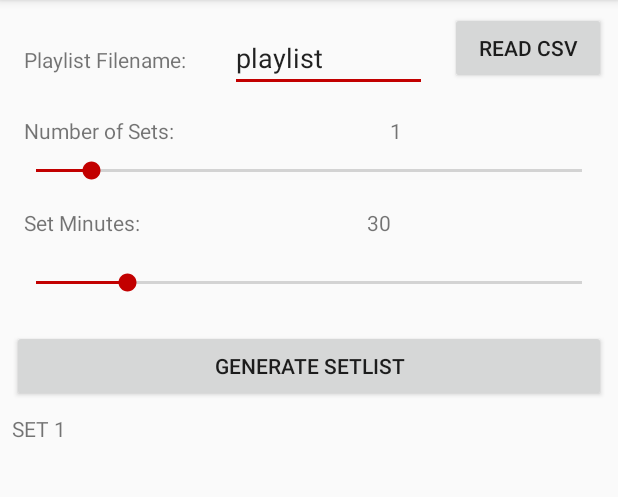
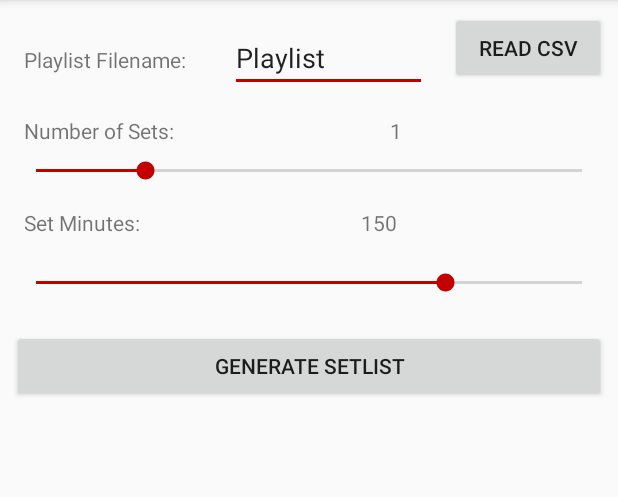
Before and after one commit to mattg9/SetListMaker, an Android app: the screen it shows after launch (MainActivity), after a tap on "GENERATE SETLIST", on a phone screen of 412 x 824 dp, the part 84-581 px from its top. Run offline under Robolectric (Android 15) with nearby library versions, the phone set to English and light mode, and no system bars; libraries missing offline, so code that uses them is left out: com.opencsv; 1 other tap on this screen came first.

Commit message:
Can create a manageable set: new criteria: - slow songs permitted in various places song minor bug fixes

```diff
--- a/app/src/main/java/app/band/runawaynation/matth/setlistmaker/MainActivity.java
+++ b/app/src/main/java/app/band/runawaynation/matth/setlistmaker/MainActivity.java
@@ -18,8 +18,9 @@ import java.util.Random;
 public class MainActivity extends AppCompatActivity {
 
     // the data
-    private ArrayList<String[]> songs = new ArrayList<>();
-    private ArrayList<List> sets = new ArrayList<>();
+    private ArrayList<String[]> data = new ArrayList<>();
+    private ArrayList<Songs> songs = new ArrayList<>();
+    private ArrayList<List<String>> sets = new ArrayList<>();
     final private String downloadFolder = "/storage/emulated/0/Download/";
 
     @Override
@@ -27,6 +28,7 @@ public class MainActivity extends AppCompatActivity {
         super.onCreate(savedInstanceState);
         setContentView(R.layout.activity_main);
 
+        // text field with output
         final TextView finalText = findViewById(R.id.finalText);
 
         // setup seek bars
@@ -57,7 +59,7 @@ public class MainActivity extends AppCompatActivity {
             @Override
             public void onProgressChanged(SeekBar seekBar, int progress,
                                           boolean fromUser) {
-                setLengthProgress.setText(String.valueOf(progress));
+                setLengthProgress.setText(String.valueOf(progress*5));
             }
 
             @Override
@@ -83,9 +85,9 @@ public class MainActivity extends AppCompatActivity {
             @Override
             public void onClick(View view) {
                 try {
-                    songs.clear();
+                    data.clear();
                     CSVReader reader = new CSVReader(new FileReader(downloadFolder + filename + ".csv"));
-                    songs = (ArrayList<String[]>) reader.readAll();
+                    data = (ArrayList<String[]>) reader.readAll();
                     Toast.makeText(MainActivity.this, R.string.successfulRead, Toast.LENGTH_SHORT).show();
                     generateSets.setEnabled(true);
                 } catch (Exception e) {
@@ -95,64 +97,69 @@ public class MainActivity extends AppCompatActivity {
             }
         });
 
-        /* SONG */
-        /*
-            [0] - title
-            [1] - band
-            [2] - time (int)
-            [3] - type of song (slow or upbeat)
-        */
-        // remove is to stop duplicates
-        // stop back to back bands!
-
-        // TODO stop 3 slow songs in a row
-        // TODO openers/closers/risers/dropers
-        // TODO specify a set song could go in.
         generateSets.setOnClickListener(new View.OnClickListener() {
             @Override
             public void onClick(View view) {
-                sets.clear();
-                // make a copy
-                ArrayList<String[]> songsCopy = new ArrayList<>(songs.size());
-                for (String[] s : songs) { songsCopy.add(s.clone()); }
+                /* INITIALIZATION */
+                sets.clear(); songs.clear();
                 String lastBand = "";
-                // MASTER LOOP
-                int setCount = seekBarSetCount.getProgress();
-                while (setCount > 0) {
-                    int setLength = seekBarSetLength.getProgress();
+                int slowSongCount = 0;
+                // create Songs from given data
+                for (String [] s : data){
+                    songs.add(new Songs(s[0], s[1], s[2], s[3]));
+                }
+                int setCount = Integer.parseInt(setCountProgress.getText().toString());
+                int totalTime = Integer.parseInt(setLengthProgress.getText().toString());
+                /* MAKE SETS */
+                while (setCount > 0 && songs.size() > 1) {
+                    int remainingTime = totalTime;
                     List<String> newSet = new ArrayList<>();
-                    while (setLength > 0 && songsCopy.size() > 1) {
+                    while (remainingTime > 0 && songs.size() > 1) {
                         // pick random song
                         Random rand = new Random();
-                        int n = 1; // ignore headers!
-                        if (songsCopy.size() > 1) n = rand.nextInt(songsCopy.size() - 1) + 1;
-                        String[] element = songsCopy.get(n);
-                        // is there time for it? time = 3rd column
-                        int songLength = Integer.parseInt(element[2]);
-                        if (setLength > songLength) {
-                            if (element[1].equals(lastBand)) continue; // try again
-                            setLength -= songLength;
-                            newSet.add(element[0]);
-                            songsCopy.remove(element);
-                            lastBand = element[1];
+                        int n = rand.nextInt(songs.size() - 1) + 1;
+                        Songs songPicked = songs.get(n);
+                        int songLength = Integer.parseInt(songPicked.getSongLength());
+                        if (remainingTime > songLength) { // basic condition!
+                            // more conditions - not met? throw try again
+                            if (songPicked.getBandName().equals(lastBand)) continue; // no back to back bands
+                            if (newSet.isEmpty() && songPicked.getSongType().equals("Slow")) continue; // don't start slow
+                            if (songPicked.getSongType().equals("Slow") && slowSongCount >= 2) continue; // don't stay slow
+                            // don't pick a slow song if we haven't made it a third of way through set
+                            // don't pick a slow song if we have made it 75 % of the way through set
+                            float progress = (float) (totalTime - remainingTime) / totalTime;
+                            if ((songPicked.getSongType().equals("Slow") && progress < 0.33) ||
+                                    (songPicked.getSongType().equals("Slow") && progress > 0.75)) continue;
+                            // got one? okay let's carry on
+                            remainingTime -= songLength;
+                            newSet.add(songPicked.getSongType() + "\t\t\t\t" + songPicked.getSongTitle());
+                            songs.remove(songPicked);
+                            lastBand = songPicked.getBandName();
+                            if (songPicked.getSongType().equals("Slow")) {
+                                slowSongCount++;
+                            } else {
+                                slowSongCount = 0;
+                            }
                         } else {
                             break; // populate a new set
+                            // you're on your own for encores
                         }
                     }
                     sets.add(newSet);
                     setCount--;
                 }
 
+                /* OUTPUT SETS */
                 StringBuilder outputText = new StringBuilder();
-                for(int i = 0; i < sets.size(); i++) {
-                    outputText.append("SET ").append(i + 1).append("\n");
-                    List list = sets.get(i);
-                    for (int j = 0; j < list.size(); j++) {
-                        outputText.append(list.get(j)).append("\n");
+                for(List<String> set: sets) {
+                    outputText.append("=== SET ===").append("\n");
+                    for (String song : set) {
+                        outputText.append(song).append("\n");
                     }
                     outputText.append("\n");
                 }
                 finalText.setText(outputText.toString());
+                // DONE :)
             }
         });
     }
--- a/app/src/main/res/layout/activity_main.xml
+++ b/app/src/main/res/layout/activity_main.xml
@@ -13,7 +13,8 @@
         <LinearLayout
             android:layout_width="match_parent"
             android:layout_height="wrap_content"
-            android:orientation="vertical" >
+            android:elevation="5dp"
+            android:orientation="vertical">
 
             <LinearLayout
                 android:id="@+id/layoutFile"
@@ -101,7 +102,8 @@
                 android:layout_marginStart="8dp"
                 android:layout_marginTop="8dp"
                 android:layout_weight="1"
-                android:max="10"
+                android:elevation="5dp"
+                android:max="5"
                 android:progress="1"
                 android:visibility="visible"
                 app:layout_constraintEnd_toEndOf="parent"
@@ -148,8 +150,9 @@
                 android:layout_marginEnd="8dp"
                 android:layout_marginStart="8dp"
                 android:layout_marginTop="8dp"
-                android:max="180"
-                android:progress="5"
+                android:elevation="5dp"
+                android:max="40"
+                android:progress="1"
                 android:visibility="visible"
                 app:layout_constraintEnd_toEndOf="parent"
                 app:layout_constraintStart_toStartOf="parent"
--- a/app/src/main/res/values/strings.xml
+++ b/app/src/main/res/values/strings.xml
@@ -3,7 +3,7 @@
     <string name="button_generateSets">Generate Setlist</string>
     <string name="final_text">final_text</string>
     <string name="titleSetCount">Number of Sets: </string>
-    <string name="defaultFilename">playlist</string>
+    <string name="defaultFilename">Playlist</string>
     <string name="titleFilename">Playlist Filename: </string>
     <string name="successfulRead">Playlist loaded into Memory</string>
     <string name="failRead">The file was not found</string>
```
Also changed, not shown: app/src/main/java/app/band/runawaynation/matth/setlistmaker/Songs.java (+9 -3 lines).
